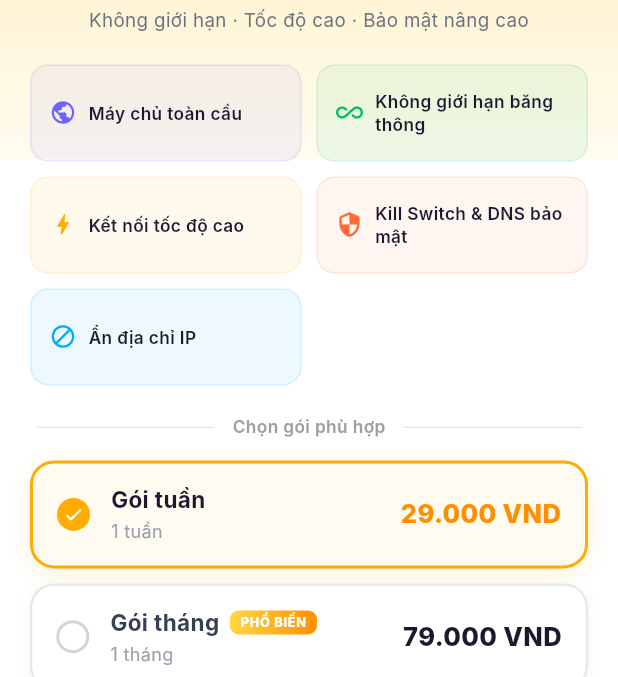
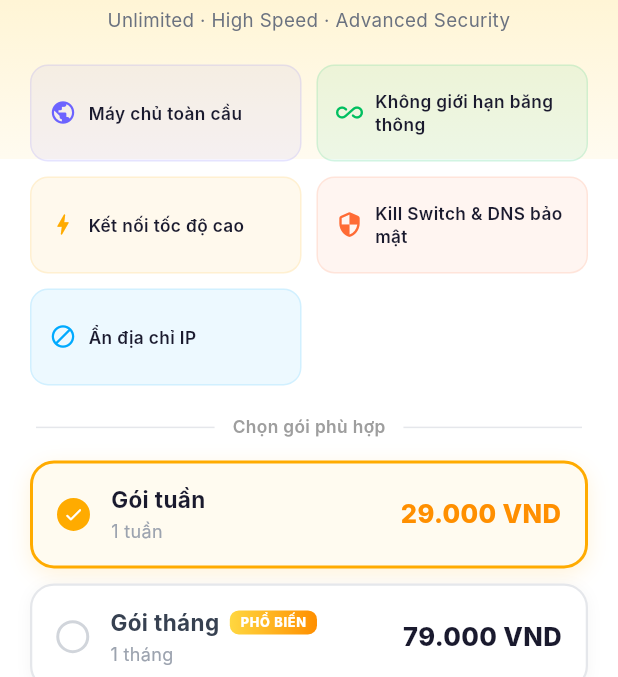
Before and after one commit to kayvn999/senvpn.app, a Flutter app: the VipScreen screen opened by its route, on a phone screen of 412 x 824 dp, the part 261-938 px from its top. Run offline on Flutter 3.47's test engine with Material 3 defaults, Android fonts, the phone set to English and light mode, and no system bars; drawn by our look-alikes of flutter_animate; our stand-ins replace cloud_firestore, firebase_auth, firebase_core, firebase_crashlytics, firebase_messaging, firebase_remote_config and 8 more; missing offline and left inert: oneconnect_flutter, purchases_flutter; accounts and stored records are empty; network calls fail; Roboto replaces fonts that are missing (Inter).

Commit message:
fix: translate Vietnamese UI labels to English for Google Play compliance

```diff
--- a/lib/features/home/home_screen.dart
+++ b/lib/features/home/home_screen.dart
@@ -775,7 +775,7 @@ class _FeatureStrip extends StatelessWidget {
           _Dot(),
           _FeatItem(icon: Icons.dns_rounded,       label: 'No Logs',   color: Color(0xFF10B981)),
           _Dot(),
-          _FeatItem(icon: Icons.bolt_rounded,      label: 'Tốc độ cao', color: Color(0xFF0EA5E9)),
+          _FeatItem(icon: Icons.bolt_rounded,      label: 'High Speed', color: Color(0xFF0EA5E9)),
           _Dot(),
           _FeatItem(icon: Icons.security_rounded,  label: 'Kill Switch', color: Color(0xFFF59E0B)),
         ],
--- a/lib/features/vip/vip_screen.dart
+++ b/lib/features/vip/vip_screen.dart
@@ -400,7 +400,7 @@ class _VipPurchaseView extends ConsumerWidget {
                 ).animate().fadeIn(delay: 150.ms),
                 const SizedBox(height: 5),
                 const Text(
-                  'Không giới hạn · Tốc độ cao · Bảo mật nâng cao',
+                  'Unlimited · High Speed · Advanced Security',
                   textAlign: TextAlign.center,
                   style: TextStyle(color: Color(0xFF6B7280), fontSize: 12.5),
                 ).animate().fadeIn(delay: 200.ms),
```
